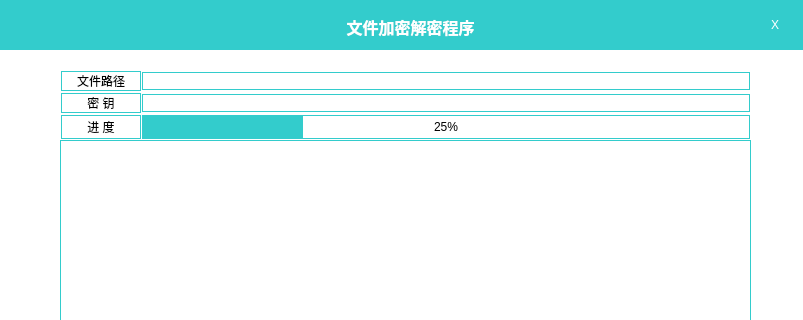
AiBryce/FileEncryptionAndDecryptionProgramDemo, file widget.ui: the form before one commit; both pictures show x 0 to 803 and y 0 to 320 of the 803 by 516 pixel window.
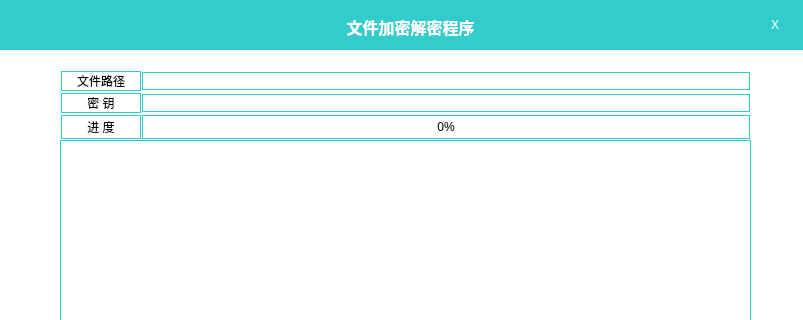
The form after the commit.

Commit message: 基本完成 V1.0版本

```diff
--- a/widget.ui
+++ b/widget.ui
@@ -234,7 +234,7 @@
      }</string>
          </property>
          <property name="value">
-          <number>25</number>
+          <number>0</number>
          </property>
          <property name="alignment">
           <set>Qt::AlignCenter</set>
```
The commit also changes 1 other file.
